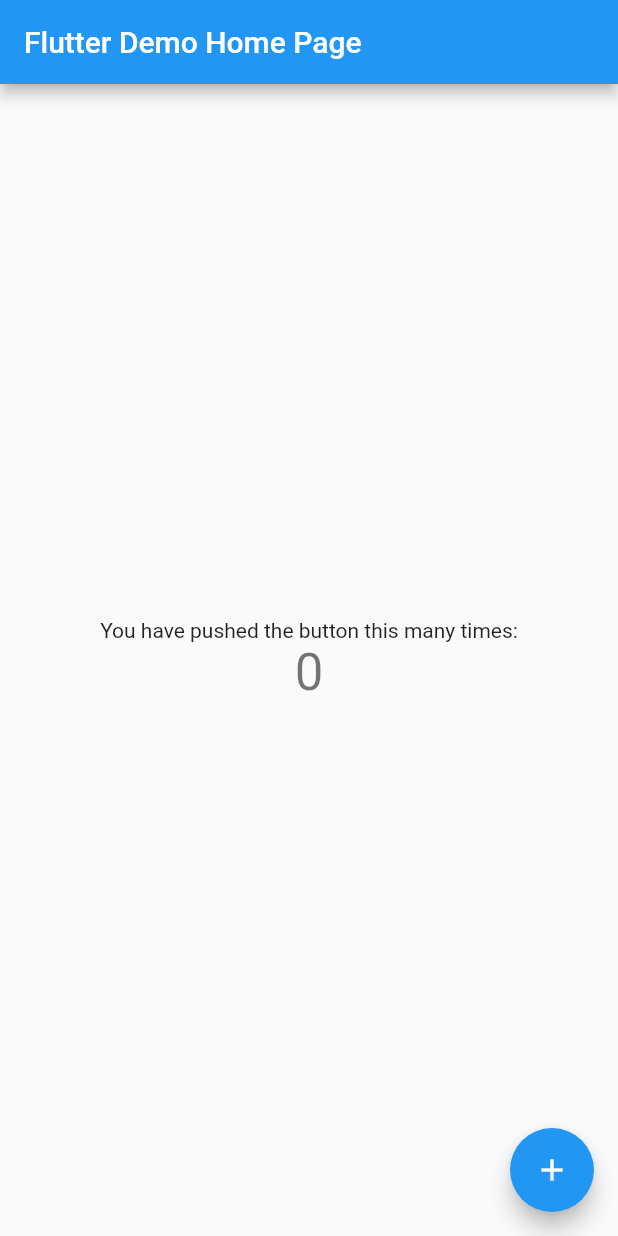
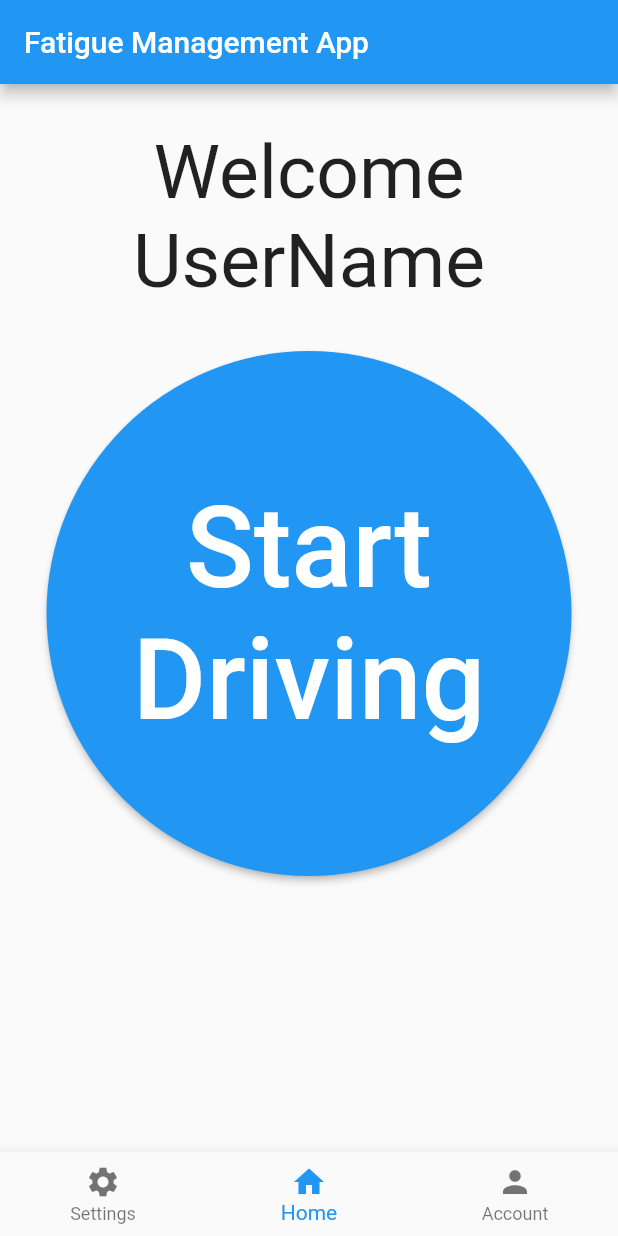
Before and after one commit to FalconLuma/-DECO38010--VillersBoysII, a Flutter app: the screen it shows after launch, on a phone screen of 412 x 824 dp. Run offline on Flutter 3.47's test engine with Material 2 defaults, Android fonts, the phone set to English and light mode, and no system bars.

Commit message:
Created page with bottom navigation bar

```diff
--- a/villers_boys_ii/lib/main.dart
+++ b/villers_boys_ii/lib/main.dart
@@ -24,7 +24,7 @@
         // is not restarted.
         primarySwatch: Colors.blue,
       ),
-      home: const MyHomePage(title: 'Flutter Demo Home Page'),
+      home: const MyHomePage(title: 'Fatigue Management App'),
     );
   }
 }
@@ -48,16 +48,46 @@
 }
 
 class _MyHomePageState extends State<MyHomePage> {
-  int _counter = 0;
+  int _selectedIndex = 1;
 
-  void _incrementCounter() {
+  final List<Widget> _centers = <Widget>[
+    // Settings
+    Column(children: const <Widget>[
+      Text('Settings')
+    ],),
+    // Home
+    Column(
+      mainAxisAlignment: MainAxisAlignment.start,
+      children: <Widget>[
+        const Padding(padding: EdgeInsets.all(30),
+          child: Text(
+            'Welcome UserName',
+            style: TextStyle(fontSize: 50),
+            textAlign: TextAlign.center,),
+        ),
+        ElevatedButton(
+          onPressed: () {},
+          style: ElevatedButton.styleFrom(
+            fixedSize: const Size(350, 350),
+            shape: const CircleBorder(),
+          ),
+          child: const Text(
+            'Start Driving',
+            style: TextStyle(fontSize: 75),
+            textAlign: TextAlign.center,
+          ),
+        ),
+      ],
+    ),
+    // Account
+    Column(children: const <Widget>[
+      Text('Account')
+    ],),
+  ];
+
+  void _onItemTapped(int index) {
     setState(() {
-      // This call to setState tells the Flutter framework that something has
-      // changed in this State, which causes it to rerun the build method below
-      // so that the display can reflect the updated values. If we changed
-      // _counter without calling setState(), then the build method would not be
-      // called again, and so nothing would appear to happen.
-      _counter++;
+      _selectedIndex = index;
     });
   }
 
@@ -78,38 +108,18 @@
       body: Center(
         // Center is a layout widget. It takes a single child and positions it
         // in the middle of the parent.
-        child: Column(
-          // Column is also a layout widget. It takes a list of children and
-          // arranges them vertically. By default, it sizes itself to fit its
-          // children horizontally, and tries to be as tall as its parent.
-          //
-          // Invoke "debug painting" (press "p" in the console, choose the
-          // "Toggle Debug Paint" action from the Flutter Inspector in Android
-          // Studio, or the "Toggle Debug Paint" command in Visual Studio Code)
-          // to see the wireframe for each widget.
-          //
-          // Column has various properties to control how it sizes itself and
-          // how it positions its children. Here we use mainAxisAlignment to
-          // center the children vertically; the main axis here is the vertical
-          // axis because Columns are vertical (the cross axis would be
-          // horizontal).
-          mainAxisAlignment: MainAxisAlignment.center,
-          children: <Widget>[
-            const Text(
-              'You have pushed the button this many times:',
-            ),
-            Text(
-              '$_counter',
-              style: Theme.of(context).textTheme.headline4,
-            ),
-          ],
-        ),
+        child: _centers.elementAt(_selectedIndex)
       ),
-      floatingActionButton: FloatingActionButton(
-        onPressed: _incrementCounter,
-        tooltip: 'Increment',
-        child: const Icon(Icons.add),
-      ), // This trailing comma makes auto-formatting nicer for build methods.
+      bottomNavigationBar: BottomNavigationBar(
+        items: const [
+          BottomNavigationBarItem(icon: Icon(Icons.settings), label: 'Settings'),
+          BottomNavigationBarItem(icon: Icon(Icons.home), label: 'Home'),
+          BottomNavigationBarItem(icon: Icon(Icons.person), label: 'Account'),
+        ],
+        currentIndex: _selectedIndex,
+        onTap: _onItemTapped,
+      ),
+
     );
   }
 }
```
